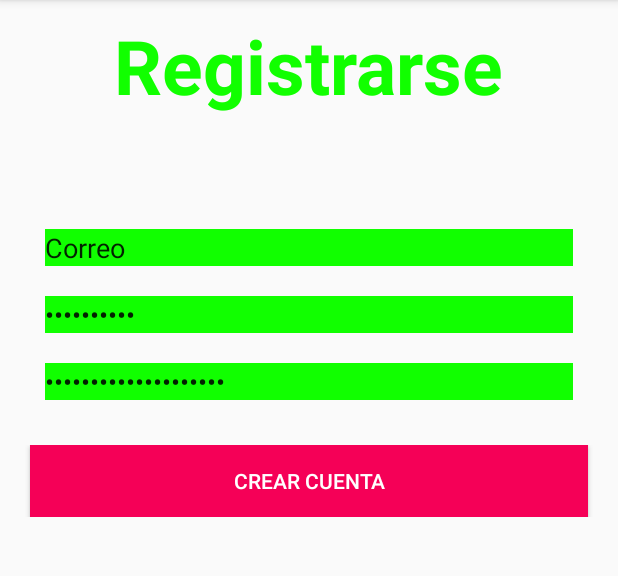
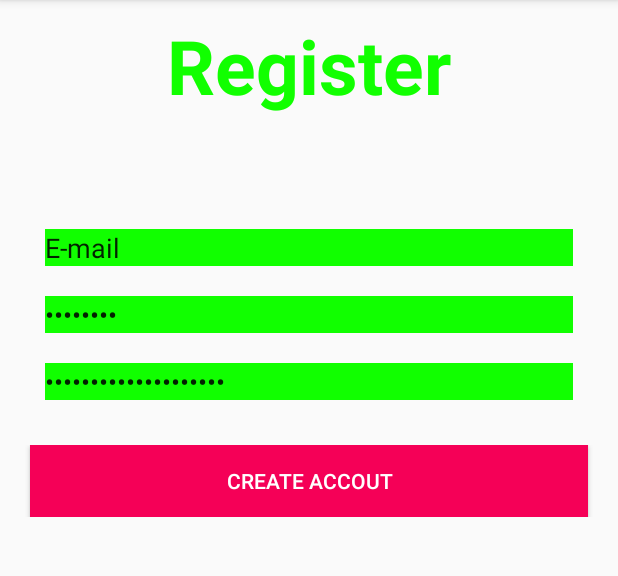
Before and after one commit to brendaliz/konClothes, an Android app: the register screen opened directly, with no data from a screen before it, on a phone screen of 412 x 824 dp, the part 84-660 px from its top. Run offline under Robolectric (Android 15) with nearby library versions, the phone set to English and light mode, and no system bars.

Commit message:
Text-to-Strings in the login and register interfaces
The text of both interfaces has been added to the default strings file, as well as the strings (es) file

```diff
--- a/app/src/main/res/layout/activity_register.xml
+++ b/app/src/main/res/layout/activity_register.xml
@@ -25,7 +25,7 @@
                 android:layout_centerInParent="true"
                 android:layout_gravity="center"
                 android:layout_marginTop="10dp"
-                android:text="Registrarse"
+                android:text="@string/register"
                 android:textColor="#11FF00"
                 android:textSize="50sp"
                 android:textStyle="bold"
@@ -37,7 +37,7 @@
                 android:layout_height="wrap_content"
                 android:ems="30"
                 android:inputType="textEmailAddress"
-                android:text="Correo"
+                android:text="@string/email"
                 android:layout_marginLeft="30dp"
                 android:layout_marginRight="30dp"
                 android:background="#11FF00"
@@ -49,7 +49,7 @@
                 android:layout_height="wrap_content"
                 android:ems="30"
                 android:inputType="textPassword"
-                android:text="Contraseña"
+                android:text="@string/password"
                 android:layout_marginLeft="30dp"
                 android:layout_marginRight="30dp"
                 android:background="#11FF00"
@@ -62,7 +62,7 @@
                 android:layout_height="wrap_content"
                 android:ems="30"
                 android:inputType="textPassword"
-                android:text=" Repetir  Contraseña"
+                android:text="@string/rep_password"
                 android:layout_marginLeft="30dp"
                 android:layout_marginRight="30dp"
                 android:layout_marginTop="20dp"
@@ -78,11 +78,11 @@
 
 
                 <Button
-                    android:id="@+id/btnRegistrase"
+                    android:id="@+id/btnCrearCuenta"
                     android:layout_width="match_parent"
                     android:layout_height="wrap_content"
                     android:background="@color/colorPrimary"
-                    android:text="Crear Cuenta"
+                    android:text="@string/create_accout"
                     android:textColor="@android:color/white"
                     android:paddingLeft="16dp"
                     android:paddingRight="16dp"
--- a/app/src/main/res/values/strings.xml
+++ b/app/src/main/res/values/strings.xml
@@ -3,8 +3,21 @@
 
     <string name="navigation_drawer_open">Open navigation drawer</string>
     <string name="navigation_drawer_close">Close navigation drawer</string>
-
+    <string name="nav_header_title">Welcom</string>
+    <string name="nav_header_subtitle">Username</string>
+    <string name="nav_header_desc">Navigation header</string>
     <string name="action_settings">Settings</string>
+    <string name="categories">Categories</string>
+    <string name="compras">Compras</string>
+    <string name="carrito">Shopping Cart</string>
+    <string name="exit">Exit</string>
+    <string name="username">Username</string>
+    <string name="password">Password</string>
+    <string name="register">Register</string>
+    <string name="access">Access</string>
+    <string name="email">E-mail</string>
+    <string name="rep_password">Repeat your password</string>
+    <string name="create_accout">Create accout</string>
 
     <!-- TODO: Remove or change this placeholder text -->
     <string name="hello_blank_fragment">Hello blank fragment</string>
```
Also changed, not shown: app/src/main/res/layout/activity_login.xml (+6 -6 lines), 1 other file.
